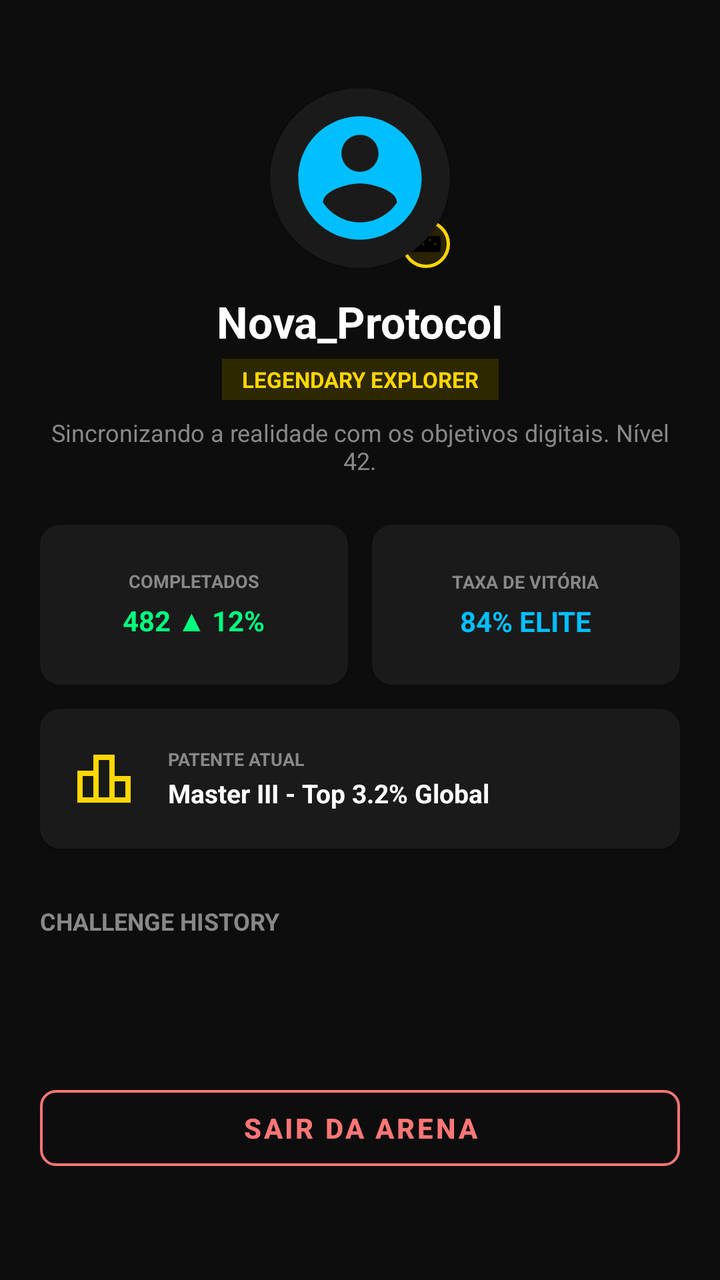
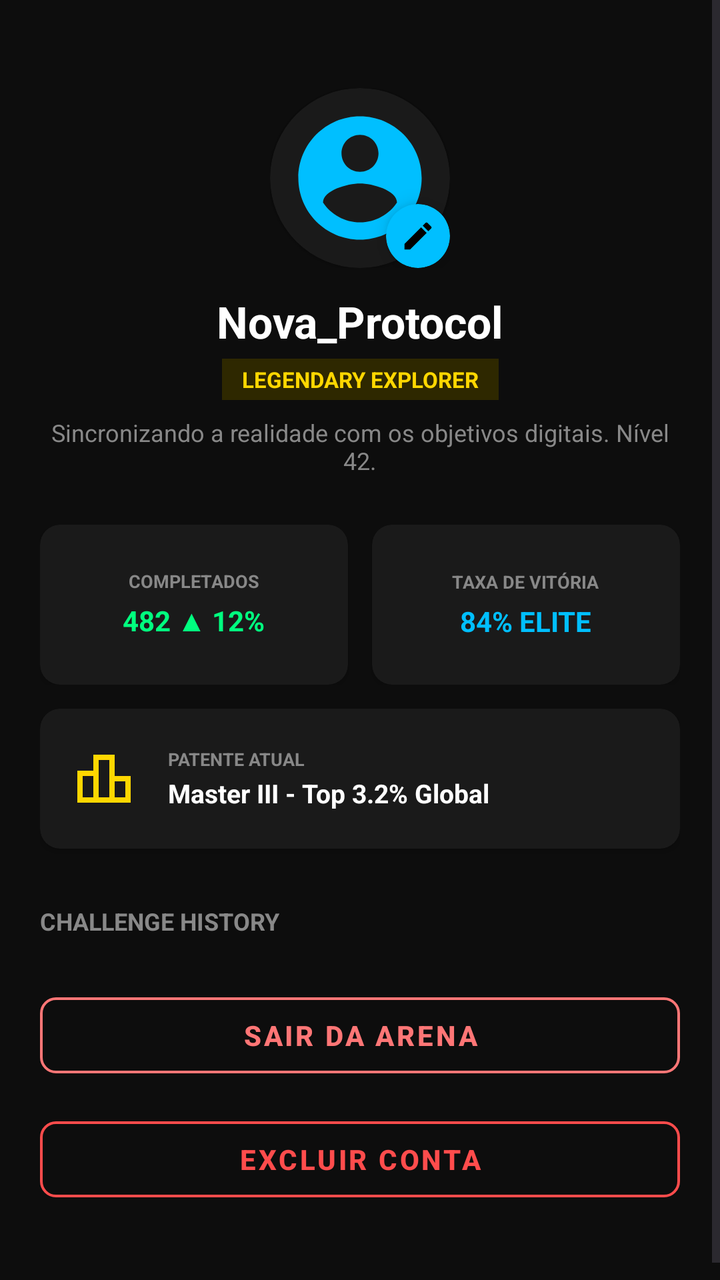

Two renders of the same Android screen: before a commit and after it. Below are the layout's source before the change and the commit's diff.
<!-- AndroidManifest.xml: application theme Theme.Questgen -->
<!-- res/layout/fragment_profile.xml -->
<?xml version="1.0" encoding="utf-8"?>
<ScrollView xmlns:android="http://schemas.android.com/apk/res/android"
    xmlns:app="http://schemas.android.com/apk/res-auto"
    android:layout_width="match_parent"
    android:layout_height="match_parent"
    android:fillViewport="true"
    android:background="@color/bg_principal">

    <androidx.constraintlayout.widget.ConstraintLayout
        android:layout_width="match_parent"
        android:layout_height="wrap_content"
        android:padding="20dp">

        
        <FrameLayout
            android:id="@+id/layout_avatar_container"
            android:layout_width="90dp"
            android:layout_height="90dp"
            android:layout_marginTop="24dp"
            app:layout_constraintTop_toTopOf="parent"
            app:layout_constraintStart_toStartOf="parent"
            app:layout_constraintEnd_toEndOf="parent">

            <androidx.cardview.widget.CardView
                android:layout_width="match_parent"
                android:layout_height="match_parent"
                app:cardCornerRadius="45dp"
                app:cardBackgroundColor="@color/bg_secundario">

                <ImageView
                    android:id="@+id/img_profile_avatar"
                    android:layout_width="match_parent"
                    android:layout_height="match_parent"
                    android:src="@drawable/ic_profile"
                    android:scaleType="centerCrop"
                    android:padding="8dp"
                    app:tint="@color/azul_neon" />
            </androidx.cardview.widget.CardView>

            
            <ImageView
                android:layout_width="24dp"
                android:layout_height="24dp"
                android:src="@drawable/ic_games"
                android:background="@drawable/bg_timer_pill"
                android:padding="4dp"
                app:tint="#000000"
                android:layout_gravity="bottom|end" />
        </FrameLayout>

        
        <TextView
            android:id="@+id/tv_profile_name"
            android:layout_width="wrap_content"
            android:layout_height="wrap_content"
            android:text="Nova_Protocol"
            android:textColor="@color/white"
            android:textSize="22sp"
            android:textStyle="bold"
            android:layout_marginTop="12dp"
            app:layout_constraintTop_toBottomOf="@id/layout_avatar_container"
            app:layout_constraintStart_toStartOf="parent"
            app:layout_constraintEnd_toEndOf="parent" />

        
        <TextView
            android:id="@+id/tv_profile_tag"
            android:layout_width="wrap_content"
            android:layout_height="wrap_content"
            android:text="LEGENDARY EXPLORER"
            android:textColor="@color/raridade_lendario"
            android:textSize="11sp"
            android:textStyle="bold"
            android:background="#2E2800"
            android:paddingHorizontal="10dp"
            android:paddingVertical="3dp"
            android:layout_marginTop="4dp"
            app:layout_constraintTop_toBottomOf="@id/tv_profile_name"
            app:layout_constraintStart_toStartOf="parent"
            app:layout_constraintEnd_toEndOf="parent" />

        
        <TextView
            android:id="@+id/tv_profile_sub"
            android:layout_width="0dp"
            android:layout_height="wrap_content"
            android:text="Sincronizando a realidade com os objetivos digitais. Nível 42."
            android:textColor="@color/gray_text"
            android:textSize="12sp"
            android:gravity="center"
            android:layout_marginTop="8dp"
            app:layout_constraintTop_toBottomOf="@id/tv_profile_tag"
            app:layout_constraintStart_toStartOf="parent"
            app:layout_constraintEnd_toEndOf="parent" />

        
        <LinearLayout
            android:id="@+id/layout_stats_grid"
            android:layout_width="match_parent"
            android:layout_height="wrap_content"
            android:orientation="horizontal"
            android:layout_marginTop="24dp"
            app:layout_constraintTop_toBottomOf="@id/tv_profile_sub"
            app:layout_constraintStart_toStartOf="parent"
            app:layout_constraintEnd_toEndOf="parent">

            
            <androidx.cardview.widget.CardView
                android:layout_width="0dp"
                android:layout_height="80dp"
                android:layout_weight="1"
                android:layout_marginEnd="6dp"
                app:cardCornerRadius="10dp"
                app:cardBackgroundColor="@color/bg_secundario">

                <LinearLayout
                    android:layout_width="match_parent"
                    android:layout_height="match_parent"
                    android:orientation="vertical"
                    android:gravity="center"
                    android:padding="8dp">

                    <TextView
                        android:layout_width="wrap_content"
                        android:layout_height="wrap_content"
                        android:text="COMPLETADOS"
                        android:textColor="@color/gray_text"
                        android:textSize="9sp"
                        android:textStyle="bold" />

                    <TextView
                        android:layout_width="wrap_content"
                        android:layout_height="wrap_content"
                        android:text="482 ▲ 12%"
                        android:textColor="@color/verde_vibrante"
                        android:textSize="14sp"
                        android:textStyle="bold"
                        android:layout_marginTop="4dp" />
                </LinearLayout>
            </androidx.cardview.widget.CardView>

            
            <androidx.cardview.widget.CardView
                android:layout_width="0dp"
                android:layout_height="80dp"
                android:layout_weight="1"
                android:layout_marginStart="6dp"
                app:cardCornerRadius="10dp"
                app:cardBackgroundColor="@color/bg_secundario">

                <LinearLayout
                    android:layout_width="match_parent"
                    android:layout_height="match_parent"
                    android:orientation="vertical"
                    android:gravity="center"
                    android:padding="8dp">

                    <TextView
                        android:layout_width="wrap_content"
                        android:layout_height="wrap_content"
                        android:text="TAXA DE VITÓRIA"
                        android:textColor="@color/gray_text"
                        android:textSize="9sp"
                        android:textStyle="bold" />

                    <TextView
                        android:layout_width="wrap_content"
                        android:layout_height="wrap_content"
                        android:text="84% ELITE"
                        android:textColor="@color/azul_neon"
                        android:textSize="14sp"
                        android:textStyle="bold"
                        android:layout_marginTop="4dp" />
                </LinearLayout>
            </androidx.cardview.widget.CardView>
        </LinearLayout>

        
        <androidx.cardview.widget.CardView
            android:id="@+id/card_current_rank"
            android:layout_width="match_parent"
            android:layout_height="70dp"
            android:layout_marginTop="12dp"
            app:cardCornerRadius="10dp"
            app:cardBackgroundColor="@color/bg_secundario"
            app:layout_constraintTop_toBottomOf="@id/layout_stats_grid">

            <LinearLayout
                android:layout_width="match_parent"
                android:layout_height="match_parent"
                android:orientation="horizontal"
                android:gravity="center_vertical"
                android:paddingHorizontal="16dp">

                <ImageView
                    android:layout_width="32dp"
                    android:layout_height="32dp"
                    android:src="@drawable/ic_ranking"
                    app:tint="@color/raridade_lendario" />

                <LinearLayout
                    android:layout_width="wrap_content"
                    android:layout_height="wrap_content"
                    android:orientation="vertical"
                    android:layout_marginStart="16dp">

                    <TextView
                        android:layout_width="wrap_content"
                        android:layout_height="wrap_content"
                        android:text="PATENTE ATUAL"
                        android:textColor="@color/gray_text"
                        android:textSize="9sp"
                        android:textStyle="bold" />

                    <TextView
                        android:id="@+id/tv_profile_rank"
                        android:layout_width="wrap_content"
                        android:layout_height="wrap_content"
                        android:text="Master III - Top 3.2% Global"
                        android:textColor="@color/white"
                        android:textSize="13sp"
                        android:textStyle="bold"
                        android:layout_marginTop="2dp" />
                </LinearLayout>

            </LinearLayout>
        </androidx.cardview.widget.CardView>

        
        <TextView
            android:id="@+id/tv_header_history"
            android:layout_width="wrap_content"
            android:layout_height="wrap_content"
            android:text="CHALLENGE HISTORY"
            android:textColor="@color/gray_text"
            android:textSize="12sp"
            android:textStyle="bold"
            android:layout_marginTop="28dp"
            app:layout_constraintTop_toBottomOf="@id/card_current_rank"
            app:layout_constraintStart_toStartOf="parent" />

        
        <androidx.recyclerview.widget.RecyclerView
            android:id="@+id/rv_history"
            android:layout_width="match_parent"
            android:layout_height="wrap_content"
            android:layout_marginTop="8dp"
            android:layout_marginBottom="16dp"
            app:layout_constraintTop_toBottomOf="@id/tv_header_history"
            app:layout_constraintBottom_toTopOf="@id/btn_logout"
            app:layout_constraintStart_toStartOf="parent"
            app:layout_constraintEnd_toEndOf="parent" />

        
        <com.google.android.material.button.MaterialButton
            android:id="@+id/btn_logout"
            style="@style/Widget.MaterialComponents.Button.OutlinedButton"
            android:layout_width="match_parent"
            android:layout_height="50dp"
            android:layout_marginTop="16dp"
            android:layout_marginBottom="16dp"
            android:text="SAIR DA ARENA"
            android:textColor="@color/vermelho_claro"
            android:textStyle="bold"
            android:textSize="14sp"
            app:strokeColor="@color/vermelho_claro"
            app:strokeWidth="1.2dp"
            app:cornerRadius="8dp"
            app:layout_constraintTop_toBottomOf="@id/rv_history"
            app:layout_constraintBottom_toBottomOf="parent"
            app:layout_constraintStart_toStartOf="parent"
            app:layout_constraintEnd_toEndOf="parent" />

    </androidx.constraintlayout.widget.ConstraintLayout>
</ScrollView>
<!-- resources referenced by this layout -->
<resources>
  <color name="azul_neon">#00BFFF</color>
  <color name="bg_principal">#0D0D0D</color>
  <color name="bg_secundario">#1A1A1A</color>
  <color name="gray_text">#888888</color>
  <color name="raridade_lendario">#FFD700</color>
  <color name="verde_vibrante">#00FF7F</color>
  <color name="vermelho_claro">#FF7676</color>
  <color name="white">#FFFFFF</color>
  <!-- drawable bg_timer_pill (drawable) -->
  <?xml version="1.0" encoding="utf-8"?>
  <shape xmlns:android="http://schemas.android.com/apk/res/android">
      <solid android:color="#2A2200" /> 
      <corners android:radius="20dp" />
      <stroke android:width="1.5dp" android:color="#FFD700" />
  </shape>
  <!-- drawable ic_games (drawable) -->
  <vector xmlns:android="http://schemas.android.com/apk/res/android"
      android:width="24dp"
      android:height="24dp"
      android:viewportWidth="24"
      android:viewportHeight="24">
    <path
        android:fillColor="#FFFFFF"
        android:pathData="M21,6H3C1.9,6 1,6.9 1,8v8c0,1.1 0.9,2 2,2h18c1.1,0 2,-0.9 2,-2V8C23,6.9 22.1,6 21,6z M6,13H5v2H3v-2H1v-1h2V9h2v3h1V13z M10,13c-0.55,0-1-0.45-1-1c0-0.55 0.45-1 1-1s1,0.45,1,1C11,12.55 10.55,13 10,13z M15,10c-0.55,0-1-0.45-1-1c0-0.55 0.45-1 1-1s1,0.45,1,1C16,9.55 15.55,10 15,10z M19,13c-0.55,0-1-0.45-1-1c0-0.55 0.45-1 1-1s1,0.45,1,1C20,12.55 19.55,13 19,13z"/>
  </vector>
  <!-- drawable ic_profile (drawable) -->
  <vector xmlns:android="http://schemas.android.com/apk/res/android"
      android:width="24dp"
      android:height="24dp"
      android:viewportWidth="24"
      android:viewportHeight="24">
    <path
        android:fillColor="#FFFFFF"
        android:pathData="M12,2C6.48,2 2,6.48 2,12s4.48,10 10,10 10,-4.48 10,-10S17.52,2 12,2z M12,5c1.66,0 3,1.34 3,3s-1.34,3 -3,3s-3,-1.34 -3,-3S10.34,5 12,5z M12,19.2c-2.5,0 -4.71,-1.28 -6,-3.22c0.03,-1.99 4,-3.08 6,-3.08s5.97,1.09 6,3.08C16.71,17.92 14.5,19.2 12,19.2z"/>
  </vector>
  <!-- drawable ic_ranking (drawable) -->
  <vector xmlns:android="http://schemas.android.com/apk/res/android"
      android:width="24dp"
      android:height="24dp"
      android:viewportWidth="24"
      android:viewportHeight="24">
    <path
        android:fillColor="#FFFFFF"
        android:pathData="M16,11V3H8v6H2v12h20V11H16z M10,5h4v14h-4V5z M4,11h4v8H4V11z M20,19h-4v-6h4V19z"/>
  </vector>
  <style name="Theme.Questgen" parent="Theme.QuestGen" />
  <style name="Theme.QuestGen" parent="Base.Theme.QuestGen" />
  <style name="Base.Theme.QuestGen" parent="Theme.Material3.DayNight.NoActionBar">
          
          <item name="colorPrimary">@color/azul_neon</item>
          <item name="colorSecondary">@color/roxo_neon</item>
          <item name="android:windowBackground">@color/bg_principal</item>
      </style>
  <color name="roxo_neon">#8A2BE2</color>
</resources>

<!-- the commit's change to res/layout/fragment_profile.xml (unified diff, before → after) -->
@@ -38,14 +38,23 @@
             </androidx.cardview.widget.CardView>
 
             
-            <ImageView
-                android:layout_width="24dp"
-                android:layout_height="24dp"
-                android:src="@drawable/ic_games"
-                android:background="@drawable/bg_timer_pill"
-                android:padding="4dp"
-                app:tint="#000000"
-                android:layout_gravity="bottom|end" />
+            <androidx.cardview.widget.CardView
+                android:layout_width="32dp"
+                android:layout_height="32dp"
+                android:layout_gravity="bottom|end"
+                app:cardCornerRadius="16dp"
+                app:cardBackgroundColor="@color/azul_neon"
+                app:cardElevation="6dp">
+
+                <ImageView
+                    android:id="@+id/btn_edit_profile"
+                    android:layout_width="match_parent"
+                    android:layout_height="match_parent"
+                    android:src="@drawable/ic_edit"
+                    android:padding="7dp"
+                    app:tint="#000000"
+                    android:scaleType="centerInside" />
+            </androidx.cardview.widget.CardView>
         </FrameLayout>
 
         
@@ -258,7 +267,6 @@
             android:layout_width="match_parent"
             android:layout_height="50dp"
             android:layout_marginTop="16dp"
-            android:layout_marginBottom="16dp"
             android:text="SAIR DA ARENA"
             android:textColor="@color/vermelho_claro"
             android:textStyle="bold"
@@ -267,6 +275,25 @@
             app:strokeWidth="1.2dp"
             app:cornerRadius="8dp"
             app:layout_constraintTop_toBottomOf="@id/rv_history"
+            app:layout_constraintStart_toStartOf="parent"
+            app:layout_constraintEnd_toEndOf="parent" />
+
+        
+        <com.google.android.material.button.MaterialButton
+            android:id="@+id/btn_delete_account"
+            style="@style/Widget.MaterialComponents.Button.OutlinedButton"
+            android:layout_width="match_parent"
+            android:layout_height="50dp"
+            android:layout_marginTop="12dp"
+            android:layout_marginBottom="24dp"
+            android:text="EXCLUIR CONTA"
+            android:textColor="#FF4C4C"
+            android:textStyle="bold"
+            android:textSize="14sp"
+            app:strokeColor="#FF4C4C"
+            app:strokeWidth="1.2dp"
+            app:cornerRadius="8dp"
+            app:layout_constraintTop_toBottomOf="@id/btn_logout"
             app:layout_constraintBottom_toBottomOf="parent"
             app:layout_constraintStart_toStartOf="parent"
             app:layout_constraintEnd_toEndOf="parent" />
<!-- resource entries referenced after the edit -->
@@ -8,22 +8,15 @@
   <color name="verde_vibrante">#00FF7F</color>
   <color name="vermelho_claro">#FF7676</color>
   <color name="white">#FFFFFF</color>
-  <!-- drawable bg_timer_pill (drawable) -->
-  <?xml version="1.0" encoding="utf-8"?>
-  <shape xmlns:android="http://schemas.android.com/apk/res/android">
-      <solid android:color="#2A2200" /> 
-      <corners android:radius="20dp" />
-      <stroke android:width="1.5dp" android:color="#FFD700" />
-  </shape>
-  <!-- drawable ic_games (drawable) -->
+  <!-- drawable ic_edit (drawable) -->
   <vector xmlns:android="http://schemas.android.com/apk/res/android"
       android:width="24dp"
       android:height="24dp"
       android:viewportWidth="24"
       android:viewportHeight="24">
     <path
-        android:fillColor="#FFFFFF"
-        android:pathData="M21,6H3C1.9,6 1,6.9 1,8v8c0,1.1 0.9,2 2,2h18c1.1,0 2,-0.9 2,-2V8C23,6.9 22.1,6 21,6z M6,13H5v2H3v-2H1v-1h2V9h2v3h1V13z M10,13c-0.55,0-1-0.45-1-1c0-0.55 0.45-1 1-1s1,0.45,1,1C11,12.55 10.55,13 10,13z M15,10c-0.55,0-1-0.45-1-1c0-0.55 0.45-1 1-1s1,0.45,1,1C16,9.55 15.55,10 15,10z M19,13c-0.55,0-1-0.45-1-1c0-0.55 0.45-1 1-1s1,0.45,1,1C20,12.55 19.55,13 19,13z"/>
+        android:fillColor="#FF000000"
+        android:pathData="M3,17.25V21h3.75L17.81,9.94l-3.75,-3.75L3,17.25zM20.71,7.04c0.39,-0.39 0.39,-1.02 0,-1.41l-2.34,-2.34c-0.39,-0.39 -1.02,-0.39 -1.41,0l-1.83,1.83 3.75,3.75 1.83,-1.83z"/>
   </vector>
   <!-- drawable ic_profile (drawable) -->
   <vector xmlns:android="http://schemas.android.com/apk/res/android"
